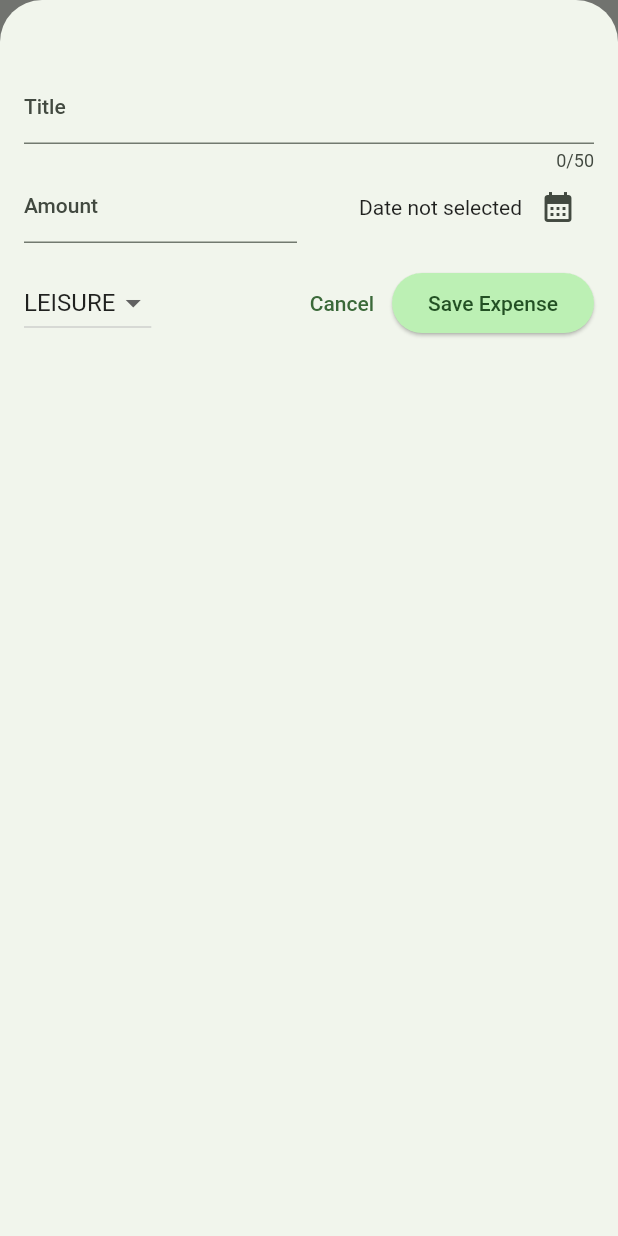
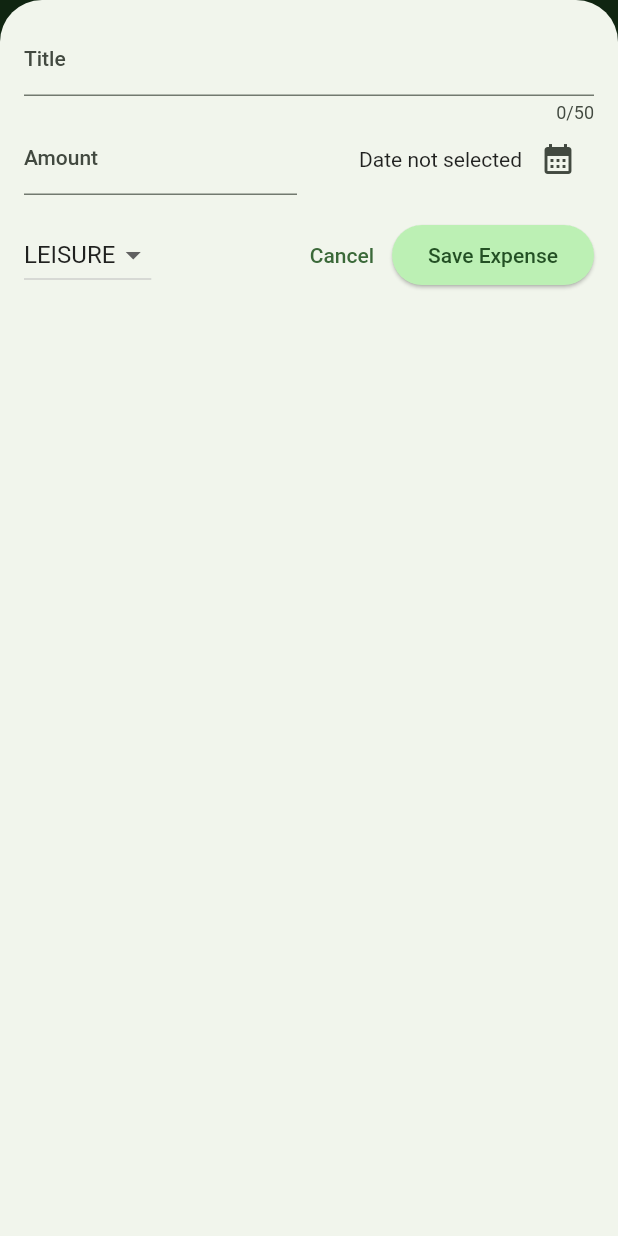
Before and after one commit to ismailariyan/expense_tracker, a Flutter app: the screen it shows after launch, after a tap on the "add" icon, on a phone screen of 412 x 824 dp. Run offline on Flutter 3.47's test engine with Material 2 defaults, Android fonts, the phone set to English and light mode, and no system bars.

Commit message:
responsiveness

```diff
--- a/lib/main.dart
+++ b/lib/main.dart
@@ -1,4 +1,5 @@
 import 'widgets/expenses.dart';
+// import 'package:flutter/services.dart';
 import 'package:flutter/material.dart';
 
 var kColorScheme = ColorScheme.fromSeed(seedColor: Colors.green);
@@ -6,6 +7,12 @@ var kDarkColorScheme = ColorScheme.fromSeed(
     brightness: Brightness.dark,
     seedColor: const Color.fromARGB(255, 26, 93, 30));
 void main(List<String> args) {
+  // this is th lock the device orientation in place
+  // WidgetsFlutterBinding.ensureInitialized();
+  // this method is to lock the system orientation
+  // how can this app be viewd in everyones phones
+  // SystemChrome.setPreferredOrientations([DeviceOrientation.portraitUp])
+  //     .then((value) {
     runApp(
       MaterialApp(
         darkTheme: ThemeData.dark().copyWith(
@@ -29,8 +36,8 @@ void main(List<String> args) {
           useMaterial3: true,
           colorScheme: kColorScheme,
           appBarTheme: const AppBarTheme().copyWith(
-          // backgroundColor: kColorScheme.onPrimaryContainer,
-          // foregroundColor: kColorScheme.primaryContainer,
+              backgroundColor: kColorScheme.onPrimaryContainer,
+              foregroundColor: kColorScheme.primaryContainer,
               ),
           cardTheme: const CardTheme().copyWith(
             color: kColorScheme.secondaryContainer,
@@ -54,4 +61,6 @@ void main(List<String> args) {
         home: const Expenses(),
       ),
     );
+  // }
+  // );
 }
--- a/lib/widgets/expenses.dart
+++ b/lib/widgets/expenses.dart
@@ -26,6 +26,7 @@ class _ExpensesState extends State<Expenses> {
   ];
   void _openAddExpenseOverlay() {
     showModalBottomSheet(
+      useSafeArea: true,
         isScrollControlled: true,
         context: context,
         builder: (ctx) => NewExpense(onAddExpense: _addExpense));
@@ -79,6 +80,8 @@ class _ExpensesState extends State<Expenses> {
   /// message or an `ExpensesList` widget
   @override
   Widget build(BuildContext context) {
+    final width = MediaQuery.of(context).size.width;
+    print(MediaQuery.of(context).size.height);
     Widget mainContent = const Center(
       child: Text('No expense found. Start adding some!'),
     );
@@ -94,8 +97,18 @@ class _ExpensesState extends State<Expenses> {
         ],
         title: const Text('Expense Tracker'),
       ),
-      body: Column(
-        children: [Chart(expenses: _registeredExpenses), Expanded(child: mainContent)],
+      body: width < 600
+          ? Column(
+              children: [
+                Chart(expenses: _registeredExpenses),
+                Expanded(child: mainContent)
+              ],
+            )
+          : Row(
+              children: [
+                Expanded(child: Chart(expenses: _registeredExpenses)),
+                Expanded(child: mainContent)
+              ],
             ),
     );
   }
--- a/lib/widgets/new_expense.dart
+++ b/lib/widgets/new_expense.dart
@@ -74,8 +74,18 @@ class _NewExpenseState extends State<NewExpense> {
 
   @override
   Widget build(BuildContext context) {
-    return Padding(
-      padding: const EdgeInsets.fromLTRB(16,48,16,16),
+   final keyboradSpace = MediaQuery.of(context).viewInsets.bottom;
+   return LayoutBuilder(builder: (ctx,constraints){
+    print('minWidth ${constraints.minWidth}');
+    print('maxWidth ${constraints.maxWidth}');
+    print('minHeight ${constraints.minHeight}');
+    print('maxHeight ${constraints.maxHeight}');
+
+     return SizedBox(
+      height: double.infinity,
+      child: SingleChildScrollView(
+        child: Padding(
+          padding:  EdgeInsets.fromLTRB(16,16,16, keyboradSpace+16),
           child: Column(
             children: [
               TextField(
@@ -155,6 +165,10 @@ class _NewExpenseState extends State<NewExpense> {
               ),
             ],
           ),
+        ),
+      ),
     );
+   });
+
   }
 }
```
Also changed, not shown: lib/widgets/expenses_list/expense_item.dart (+7 -4 lines). Lines whose indentation alone changed are shown as unchanged.
